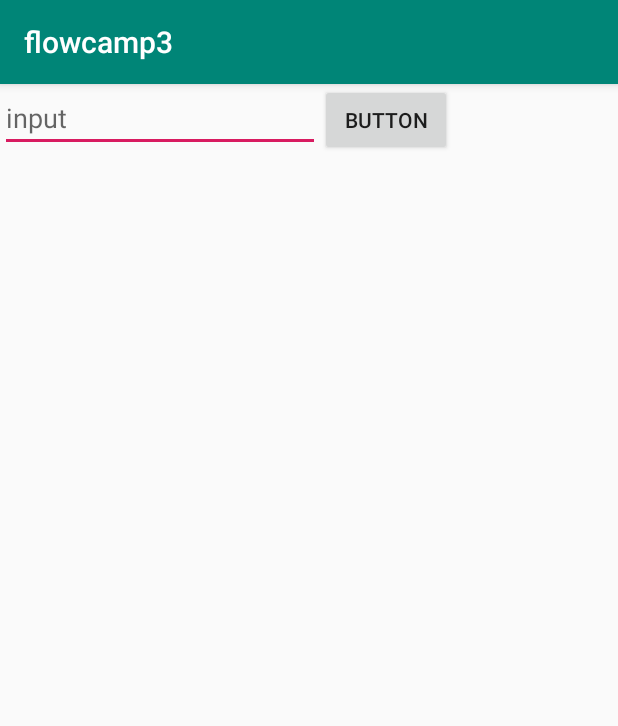
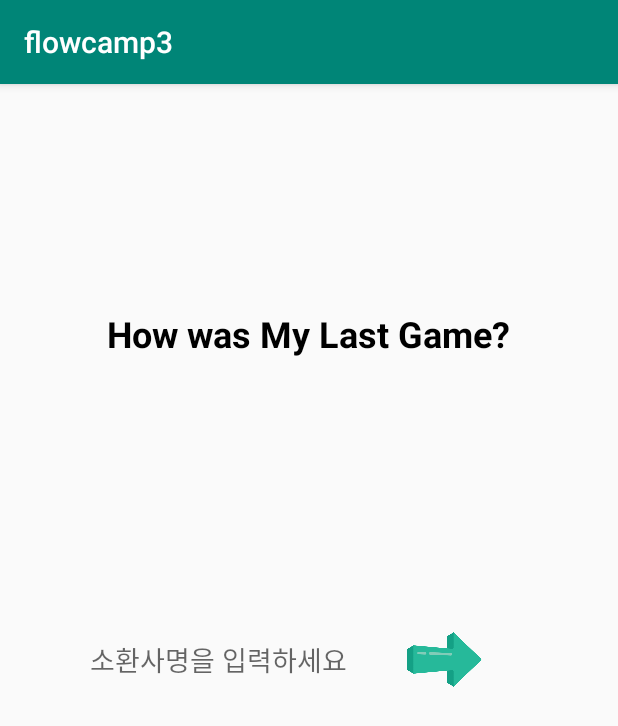
Before and after one commit to Kalogon/flowcamp3, an Android app: the screen it shows after launch (MainActivity), on a phone screen of 412 x 824 dp. Shown: the top 726 px of the screen. Run offline under Robolectric (Android 15) with nearby library versions, the phone set to English and light mode, and no system bars.

Commit message:
UI Design fin.v1

```diff
--- a/flowcamp3/app/src/main/java/com/example/flowcamp3/Main2Activity.java
+++ b/flowcamp3/app/src/main/java/com/example/flowcamp3/Main2Activity.java
@@ -9,6 +9,7 @@ import android.view.LayoutInflater;
 import android.view.View;
 import android.widget.Button;
 import android.widget.ImageView;
+import android.widget.RelativeLayout;
 import android.widget.TextView;
 
 import org.w3c.dom.Text;
@@ -130,6 +131,7 @@ public class Main2Activity extends AppCompatActivity {
         TextView top = findViewById(R.id.top);
         top.setText(username + "님은 최근 경기에서");
         ImageView tier_image = findViewById(R.id.tier);
+        RelativeLayout relativeLayout = findViewById(R.id.belowwrap);
         TextView below = findViewById(R.id.tiertext);
         TextView df = findViewById(R.id.text);
         Button detail = findViewById(R.id.details);
--- a/flowcamp3/app/src/main/res/layout/activity_main.xml
+++ b/flowcamp3/app/src/main/res/layout/activity_main.xml
@@ -1,41 +1,41 @@
 <?xml version="1.0" encoding="utf-8"?>
-<androidx.constraintlayout.widget.ConstraintLayout xmlns:android="http://schemas.android.com/apk/res/android"
+<RelativeLayout xmlns:android="http://schemas.android.com/apk/res/android"
     xmlns:app="http://schemas.android.com/apk/res-auto"
     xmlns:tools="http://schemas.android.com/tools"
     android:layout_width="match_parent"
     android:layout_height="match_parent"
     tools:context=".MainActivity">
-
-    <LinearLayout
-        android:id="@+id/Sample_LinearLayout"
+    <TextView
         android:layout_width="wrap_content"
         android:layout_height="wrap_content"
-        android:orientation="vertical"
-        app:layout_constraintStart_toStartOf="parent"
-        app:layout_constraintTop_toTopOf="parent">
-
-        <LinearLayout
-            android:layout_width="match_parent"
-            android:layout_height="match_parent"
-            android:orientation="horizontal">
+        android:layout_alignParentTop="true"
+        android:layout_centerHorizontal="true"
+        android:textStyle="bold"
+        android:textSize="24sp"
+        android:textColor="#000000"
+        android:layout_marginTop="150sp"
+        android:id="@+id/apptitle"
+        android:text="How was My Last Game?"/>
 
     <EditText
         android:id="@+id/editText"
         android:layout_width="wrap_content"
         android:layout_height="wrap_content"
-                android:layout_weight="1"
+        android:layout_centerVertical="true"
+        android:layout_alignParentLeft="true"
+        android:layout_marginLeft="60sp"
         android:ems="10"
         android:inputType="textPersonName"
-                android:hint="input" />
+        android:hint="소환사명을 입력하세요"
+        android:background="@null"/>
 
     <Button
         android:id="@+id/button1"
-                android:layout_width="wrap_content"
-                android:layout_height="wrap_content"
-                android:layout_weight="1"
-                android:text="Button" />
-        </LinearLayout>
+        android:layout_width="50sp"
+        android:layout_height="50sp"
+        android:layout_marginLeft="-2dp"
+        android:layout_toRightOf="@+id/editText"
+        android:layout_centerVertical="true"
+        android:background="@drawable/rightarrow" />
 
-    </LinearLayout>
-
-</androidx.constraintlayout.widget.ConstraintLayout>
+</RelativeLayout>
--- a/flowcamp3/app/src/main/res/layout/activity_main2.xml
+++ b/flowcamp3/app/src/main/res/layout/activity_main2.xml
@@ -20,24 +20,28 @@
         android:layout_below="@+id/top"
         android:layout_marginTop="50sp"
         android:layout_centerHorizontal="true"/>
+    <RelativeLayout
+        android:layout_width="wrap_content"
+        android:layout_height="wrap_content"
+        android:layout_below="@+id/tier"
+        android:layout_marginTop="50sp"
+        android:layout_centerHorizontal="true"
+        android:id="@+id/belowwrap">
         <TextView
             android:layout_width="wrap_content"
             android:layout_height="wrap_content"
             android:id="@+id/tiertext"
-        android:layout_below="@+id/tier"
-        android:layout_marginTop="50sp"
-        android:layout_centerHorizontal="true"
+            android:layout_alignParentLeft="true"
             android:textColor="#ff0000"
+            android:textSize="20sp"
             android:textStyle="bold"/>
         <TextView
             android:layout_width="wrap_content"
             android:layout_height="wrap_content"
             android:id="@+id/text"
-        android:layout_below="@+id/tier"
-        android:layout_marginTop="50sp"
             android:layout_toRightOf="@+id/tiertext"
-        android:layout_centerHorizontal="true"
             android:text="처럼 플레이하셨습니다"/>
+    </RelativeLayout>
     <Button
         android:layout_width="wrap_content"
         android:layout_height="wrap_content"
```
Also changed, not shown: flowcamp3/app/src/main/res/drawable/rightarrow.png (added). Lines whose indentation alone changed are shown as unchanged.
